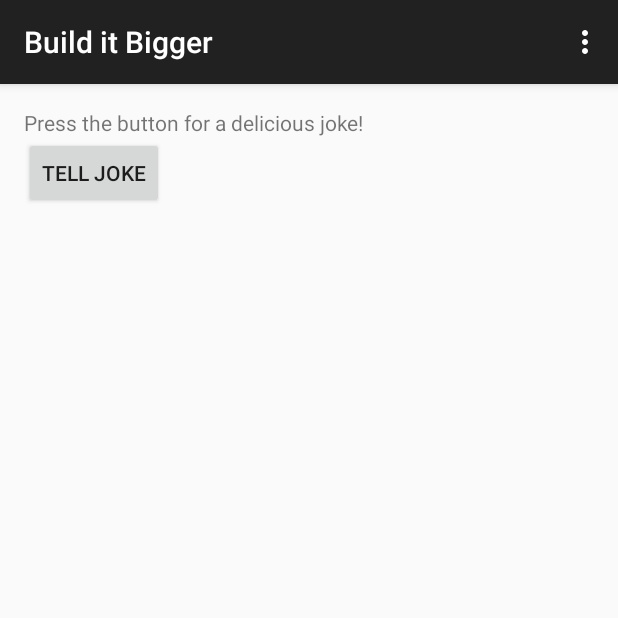
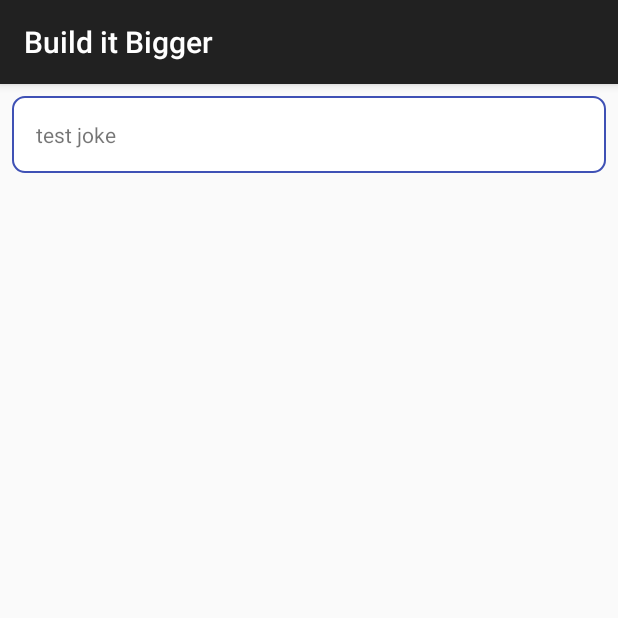
Before and after one commit to ahmedmatem/joker, an Android app: the screen it shows after launch (MainActivity before the commit, JokeActivity after it), after a tap on "TELL JOKE", on a phone screen of 412 x 824 dp, the top half of it. Run offline under Robolectric (Android 15) with nearby library versions, the phone set to English and light mode, and no system bars; our stand-ins replace AdMob.

Commit message:
link expose android library to app

```diff
--- a/app/build.gradle
+++ b/app/build.gradle
@@ -47,4 +47,6 @@ dependencies {
     })
 
     testImplementation 'junit:junit:4.12'
+
+    compile project(':exposelib')
 }
--- a/app/src/main/java/com/udacity/gradle/builditbigger/MainActivity.java
+++ b/app/src/main/java/com/udacity/gradle/builditbigger/MainActivity.java
@@ -1,11 +1,13 @@
 package com.udacity.gradle.builditbigger;
 
+import android.content.Intent;
 import android.os.Bundle;
 import android.support.v7.app.AppCompatActivity;
 import android.view.Menu;
 import android.view.MenuItem;
 import android.view.View;
-import android.widget.Toast;
+
+import com.example.android.exposelib.JokeActivity;
 
 
 public class MainActivity extends AppCompatActivity {
@@ -40,7 +42,9 @@ public class MainActivity extends AppCompatActivity {
     }
 
     public void tellJoke(View view) {
-        Toast.makeText(this, "test", Toast.LENGTH_SHORT).show();
+        Intent intent = new Intent(this, JokeActivity.class);
+        intent.putExtra("joke", "test joke");
+        startActivity(intent);
     }
 
 
--- /dev/null
+++ b/exposelib/src/main/java/com/example/android/exposelib/JokeActivity.java
@@ -0,0 +1,24 @@
+package com.example.android.exposelib;
+
+import android.content.Intent;
+import android.support.v7.app.AppCompatActivity;
+import android.os.Bundle;
+import android.widget.TextView;
+
+public class JokeActivity extends AppCompatActivity {
+
+    @Override
+    protected void onCreate(Bundle savedInstanceState) {
+        super.onCreate(savedInstanceState);
+        setContentView(R.layout.activity_joke);
+
+        TextView jokeTextView = (TextView) findViewById(R.id.tv_joke);
+
+        Intent intent = getIntent();
+        if(intent.hasExtra("joke")){
+            jokeTextView.setText(intent.getStringExtra("joke"));
+        } else {
+            jokeTextView.setText(R.string.invalid_joke);
+        }
+    }
+}
--- /dev/null
+++ b/exposelib/src/main/res/drawable/back.xml
@@ -0,0 +1,7 @@
+<?xml version="1.0" encoding="utf-8"?>
+<shape xmlns:android="http://schemas.android.com/apk/res/android"
+       android:shape="rectangle" >
+    <solid android:color="@android:color/white" />
+    <stroke android:width="1dp" android:color="@color/primaryColor"/>
+    <corners android:radius="8dp"></corners>
+</shape>
--- /dev/null
+++ b/exposelib/src/main/res/layout/activity_joke.xml
@@ -0,0 +1,24 @@
+<?xml version="1.0" encoding="utf-8"?>
+<android.support.constraint.ConstraintLayout
+    xmlns:android="http://schemas.android.com/apk/res/android"
+    xmlns:app="http://schemas.android.com/apk/res-auto"
+    xmlns:tools="http://schemas.android.com/tools"
+    android:layout_width="match_parent"
+    android:layout_height="match_parent"
+    tools:context="com.example.android.exposelib.JokeActivity">
+
+    <TextView
+        android:id="@+id/tv_joke"
+        android:layout_width="0dp"
+        android:layout_height="wrap_content"
+        android:layout_marginEnd="8dp"
+        android:layout_marginStart="8dp"
+        android:layout_marginTop="8dp"
+        android:background="@drawable/back"
+        android:padding="16dp"
+        app:layout_constraintEnd_toEndOf="parent"
+        app:layout_constraintStart_toStartOf="parent"
+        app:layout_constraintTop_toTopOf="parent"
+        tools:text="@string/tools_text"/>
+
+</android.support.constraint.ConstraintLayout>
--- /dev/null
+++ b/exposelib/src/main/res/values/colors.xml
@@ -0,0 +1,6 @@
+<?xml version="1.0" encoding="utf-8"?>
+<resources>
+    <color name="primaryColor">#3F51B5</color>
+    <color name="primaryColorLight">#7986CB</color>
+    <color name="primaryColorDark">#303F9F</color>
+</resources>
--- /dev/null
+++ b/exposelib/src/main/res/values/strings.xml
@@ -0,0 +1,5 @@
+<resources>
+    <string name="app_name">Expose Lib</string>
+    <string name="tools_text">Text goes here</string>
+    <string name="invalid_joke">Something went wrong. It is not a joke :).</string>
+</resources>
```
Also changed, not shown: exposelib/build.gradle (added, +35 -0 lines), exposelib/src/main/AndroidManifest.xml (added, +10 -0 lines), 4 other files.
